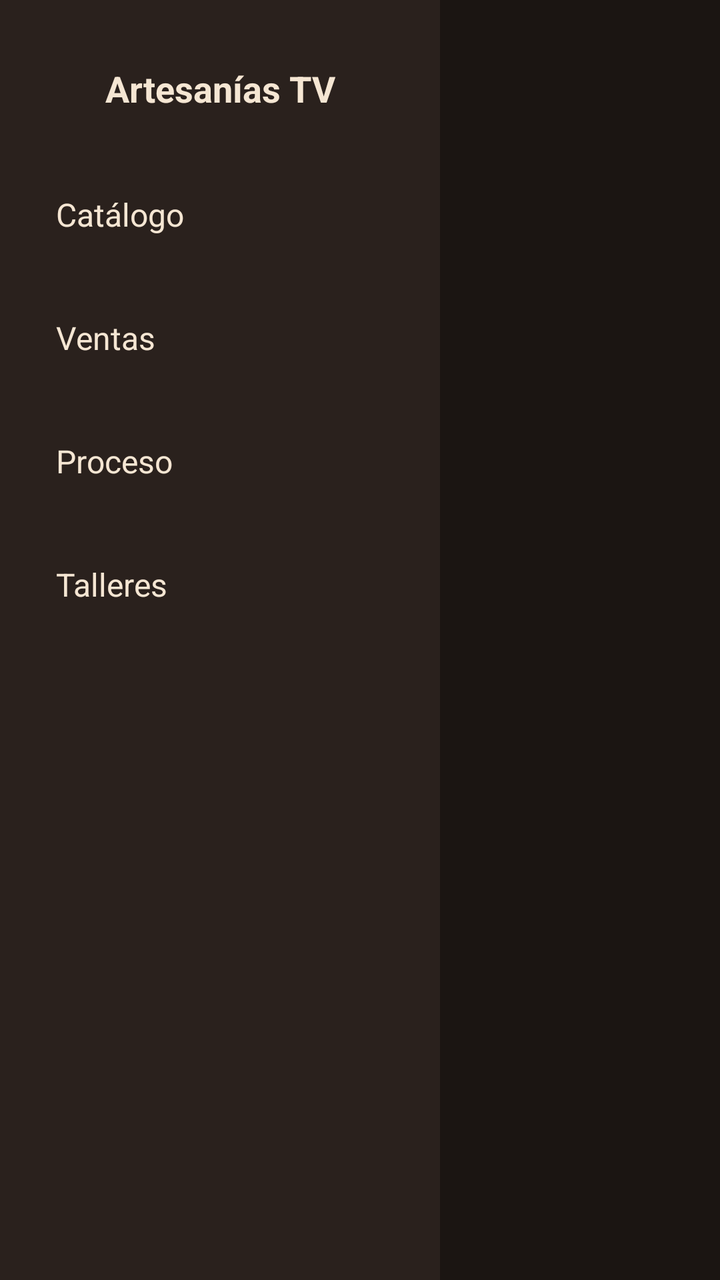
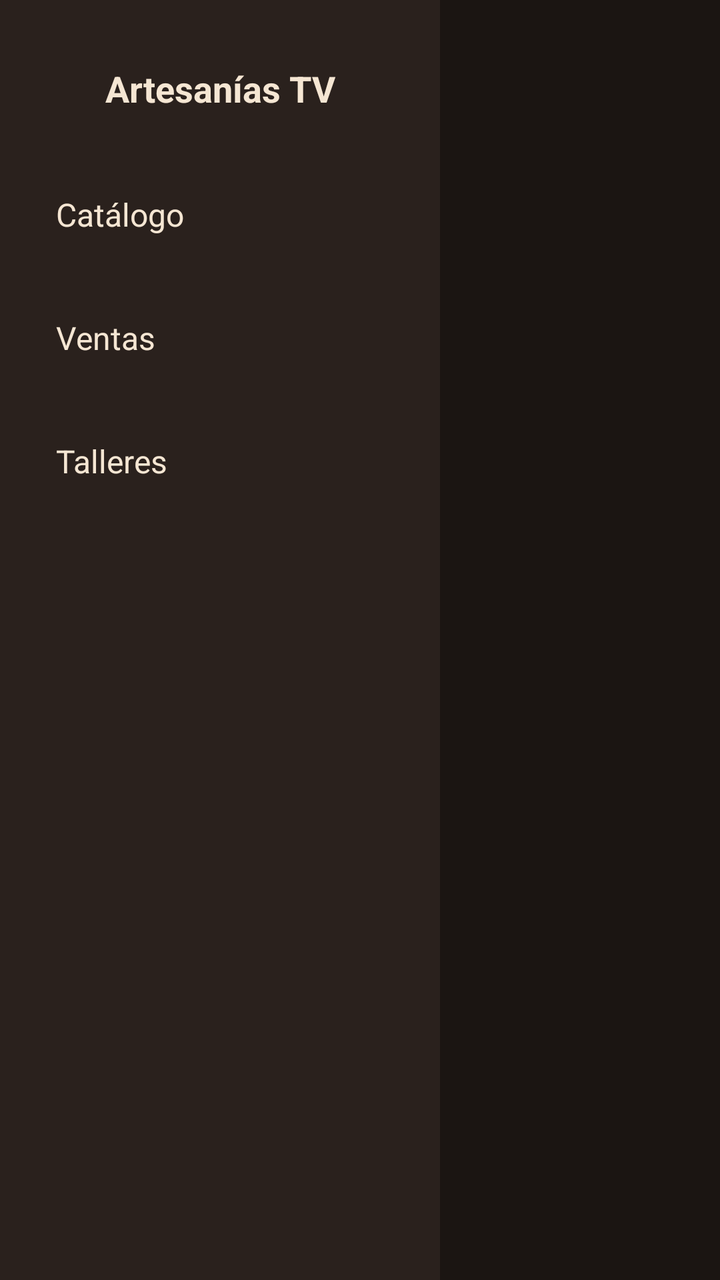

The first picture is an Android layout as it rendered before a commit; the second is the same layout after the commit. The layout source and the unified diff follow.
<!-- AndroidManifest.xml: application theme Theme.ArtesaniasTv -->
<!-- res/layout/activity_main.xml -->
<?xml version="1.0" encoding="utf-8"?>
<FrameLayout xmlns:android="http://schemas.android.com/apk/res/android"
    xmlns:tools="http://schemas.android.com/tools"
    android:layout_width="match_parent"
    android:layout_height="match_parent"
    android:background="@color/colorBackground">

    <LinearLayout
        android:layout_width="match_parent"
        android:layout_height="match_parent"
        android:orientation="horizontal">

        
        <LinearLayout
            android:id="@+id/nav_rail"
            android:layout_width="220dp"
            android:layout_height="match_parent"
            android:background="@color/colorSurface"
            android:orientation="vertical"
            android:paddingTop="32dp"
            android:paddingHorizontal="12dp">

            <TextView
                android:layout_width="match_parent"
                android:layout_height="wrap_content"
                android:layout_marginBottom="24dp"
                android:gravity="center"
                android:text="@string/app_name"
                android:textColor="@color/colorTextPrimary"
                android:textSize="18sp"
                android:textStyle="bold" />

            <TextView
                android:id="@+id/nav_productos"
                android:layout_width="match_parent"
                android:layout_height="wrap_content"
                android:background="@drawable/bg_nav_item"
                android:clickable="true"
                android:focusable="true"
                android:padding="16dp"
                android:text="@string/nav_productos"
                android:textColor="@color/colorTextPrimary"
                android:textSize="16sp" />

            <TextView
                android:id="@+id/nav_ventas"
                android:layout_width="match_parent"
                android:layout_height="wrap_content"
                android:layout_marginTop="8dp"
                android:background="@drawable/bg_nav_item"
                android:clickable="true"
                android:focusable="true"
                android:padding="16dp"
                android:text="@string/nav_ventas"
                android:textColor="@color/colorTextPrimary"
                android:textSize="16sp" />

            <TextView
                android:id="@+id/nav_video"
                android:layout_width="match_parent"
                android:layout_height="wrap_content"
                android:layout_marginTop="8dp"
                android:background="@drawable/bg_nav_item"
                android:clickable="true"
                android:focusable="true"
                android:padding="16dp"
                android:text="@string/nav_video"
                android:textColor="@color/colorTextPrimary"
                android:textSize="16sp" />

            <TextView
                android:id="@+id/nav_mapa"
                android:layout_width="match_parent"
                android:layout_height="wrap_content"
                android:layout_marginTop="8dp"
                android:background="@drawable/bg_nav_item"
                android:clickable="true"
                android:focusable="true"
                android:padding="16dp"
                android:text="@string/nav_mapa"
                android:textColor="@color/colorTextPrimary"
                android:textSize="16sp" />

        </LinearLayout>

        
        <FrameLayout
            android:id="@+id/fragment_container"
            android:layout_width="0dp"
            android:layout_height="match_parent"
            android:layout_weight="1" />

    </LinearLayout>

</FrameLayout>
<!-- resources referenced by this layout -->
<resources>
  <color name="colorBackground">#1B1512</color>
  <color name="colorSurface">#2A211D</color>
  <color name="colorTextPrimary">#F5E6D3</color>
  <!-- drawable bg_nav_item (drawable) -->
  <?xml version="1.0" encoding="utf-8"?>
  <selector xmlns:android="http://schemas.android.com/apk/res/android">
      <item android:state_focused="true">
          <shape android:shape="rectangle">
              <solid android:color="@color/colorAccent"/>
              <corners android:radius="6dp"/>
          </shape>
      </item>
      <item android:state_selected="true">
          <shape android:shape="rectangle">
              <solid android:color="@color/colorNavSelected"/>
              <corners android:radius="6dp"/>
          </shape>
      </item>
      <item>
          <shape android:shape="rectangle">
              <solid android:color="@android:color/transparent"/>
          </shape>
      </item>
  </selector>
  <string name="app_name">Artesanías TV</string>
  <string name="nav_mapa">Talleres</string>
  <string name="nav_productos">Catálogo</string>
  <string name="nav_ventas">Ventas</string>
  <string name="nav_video">Proceso</string>
  <style name="Theme.ArtesaniasTv" parent="Theme.AppCompat.NoActionBar">
          <item name="android:colorBackground">@color/colorBackground</item>
          <item name="android:windowBackground">@color/colorBackground</item>
      </style>
  <color name="colorAccent">#FF8F00</color>
  <color name="colorNavSelected">#5D4037</color>
</resources>

<!-- the commit's change to res/layout/activity_main.xml (unified diff, before → after) -->
@@ -56,19 +56,6 @@
                 android:textSize="16sp" />
 
             <TextView
-                android:id="@+id/nav_video"
-                android:layout_width="match_parent"
-                android:layout_height="wrap_content"
-                android:layout_marginTop="8dp"
-                android:background="@drawable/bg_nav_item"
-                android:clickable="true"
-                android:focusable="true"
-                android:padding="16dp"
-                android:text="@string/nav_video"
-                android:textColor="@color/colorTextPrimary"
-                android:textSize="16sp" />
-
-            <TextView
                 android:id="@+id/nav_mapa"
                 android:layout_width="match_parent"
                 android:layout_height="wrap_content"
<!-- resource entries referenced after the edit -->
@@ -28,7 +28,6 @@
   <string name="nav_mapa">Talleres</string>
   <string name="nav_productos">Catálogo</string>
   <string name="nav_ventas">Ventas</string>
-  <string name="nav_video">Proceso</string>
   <style name="Theme.ArtesaniasTv" parent="Theme.AppCompat.NoActionBar">
           <item name="android:colorBackground">@color/colorBackground</item>
           <item name="android:windowBackground">@color/colorBackground</item>
